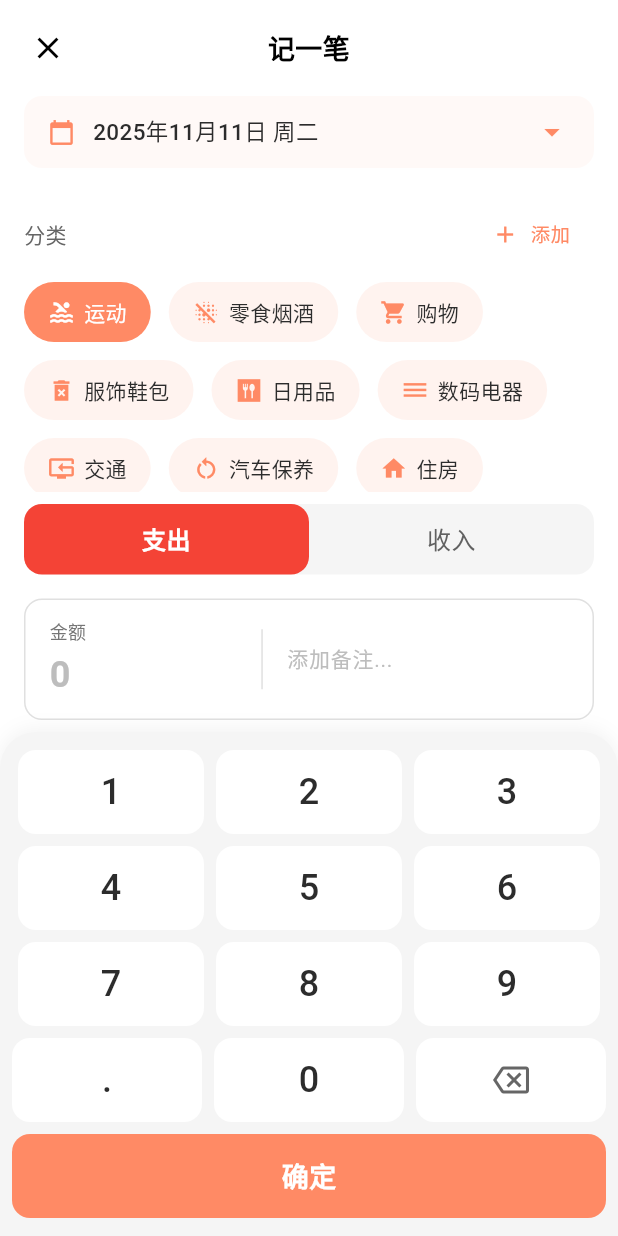
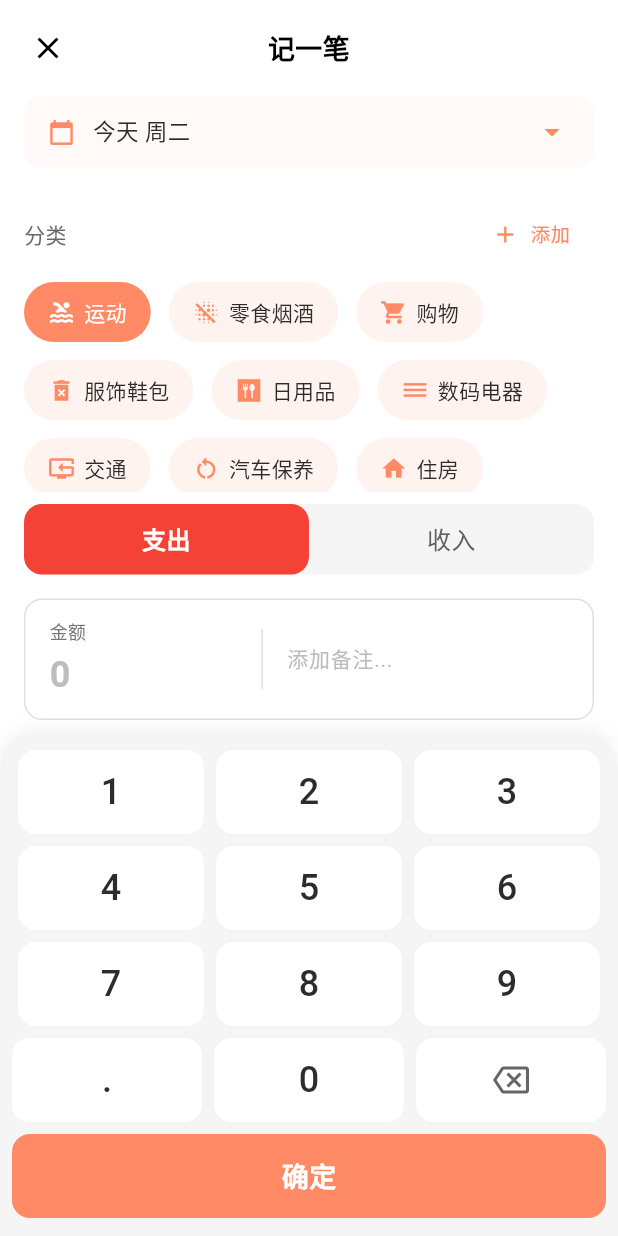
Before and after one commit to mojiexuan/chenille-comptabilite, a Flutter app: the screen it shows after launch, item 3 of the bottom bar chosen, on a phone screen of 412 x 824 dp. Run offline on Flutter 3.47's test engine with Material 3 defaults, Android fonts, the phone set to English and light mode, and no system bars; our stand-ins replace dio, file_picker, fl_chart, package_info_plus, permission_handler, shared_preferences; network calls fail.

Commit message:
更新日期格式化功能，新增带相对日期的格式化方法，并在日期选择器和日期条选择器中应用该方法。

```diff
--- a/lib/pages/add/widgets/date_bar_selector.dart
+++ b/lib/pages/add/widgets/date_bar_selector.dart
@@ -33,7 +33,7 @@ class DateBarSelector extends StatelessWidget {
             ),
             const SizedBox(width: 12),
             Text(
-              DateUtil.formatFull(selectedDate),
+              DateUtil.formatFullWithRelative(selectedDate),
               style: const TextStyle(
                 fontSize: 15,
                 fontWeight: FontWeight.w500,
--- a/lib/pages/add/widgets/date_selector.dart
+++ b/lib/pages/add/widgets/date_selector.dart
@@ -44,7 +44,7 @@ class DateSelector extends StatelessWidget {
                 ),
                 const SizedBox(width: 12),
                 Text(
-                  DateUtil.formatFull(selectedDate),
+                  DateUtil.formatFullWithRelative(selectedDate),
                   style: const TextStyle(
                     fontSize: 15,
                     color: AppTheme.textPrimary,
--- a/lib/utils/date_util.dart
+++ b/lib/utils/date_util.dart
@@ -93,4 +93,21 @@ class DateUtil {
       return formatMonthDay(date);
     }
   }
+
+  /// 格式化日期 - 完整（带相对日期优化）
+  /// 今天显示：今天 周一
+  /// 昨天显示：昨天 周日
+  /// 其他日期显示：2025年11月9日 周六
+  static String formatFullWithRelative(DateTime date) {
+    final weekdays = ['', '周一', '周二', '周三', '周四', '周五', '周六', '周日'];
+    final weekday = weekdays[date.weekday];
+
+    if (isToday(date)) {
+      return '今天 $weekday';
+    } else if (isYesterday(date)) {
+      return '昨天 $weekday';
+    } else {
+      return '${date.year}年${date.month}月${date.day}日 $weekday';
+    }
+  }
 }
```
